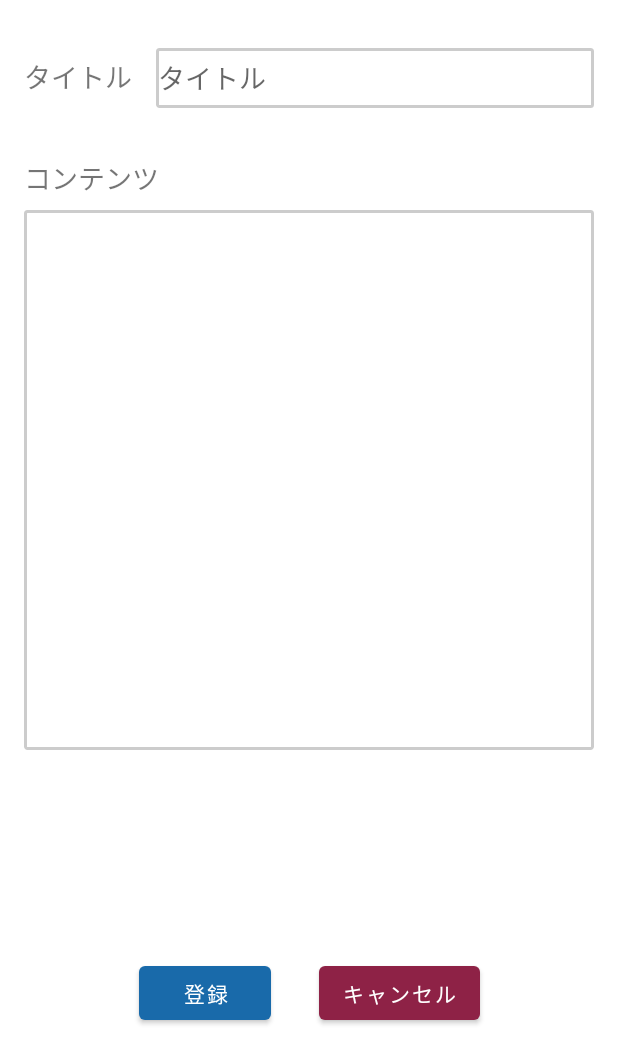
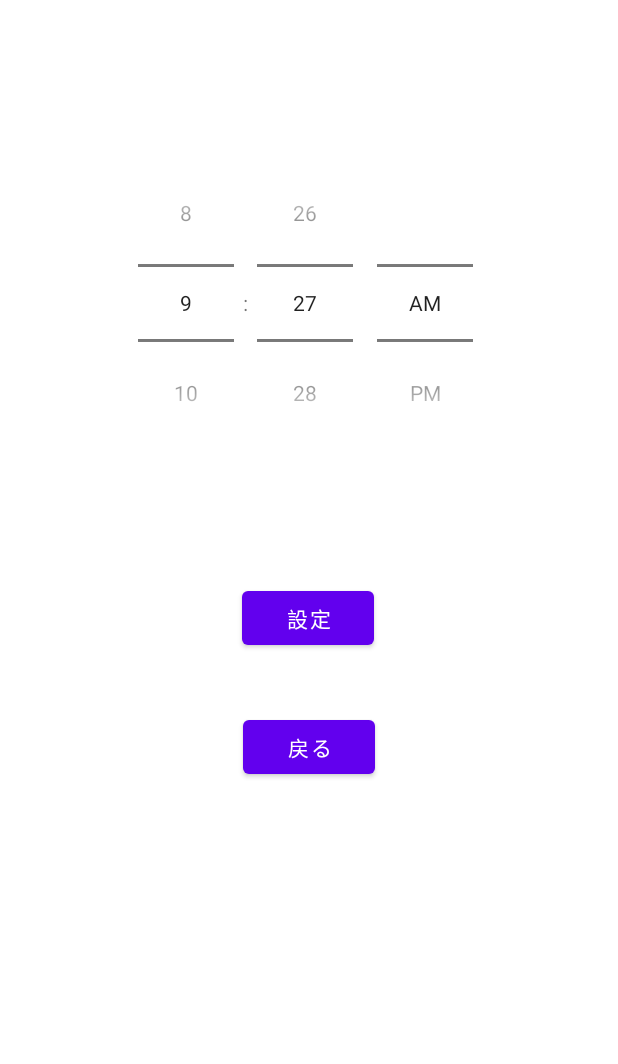
Before and after one commit to wakij/AlarmClock, an Android app: the TextActivity screen opened directly, with no data from a screen before it, on a phone screen of 412 x 824 dp. Shown: the top 1064 px of the screen. Run offline under Robolectric (Android 15) with nearby library versions, the phone set to English and light mode, and no system bars.

Commit message:
no message

```diff
--- a/AlarmClock/app/src/main/AndroidManifest.xml
+++ b/AlarmClock/app/src/main/AndroidManifest.xml
@@ -9,7 +9,7 @@
         android:roundIcon="@mipmap/ic_launcher_round"
         android:supportsRtl="true"
         android:theme="@style/Theme.AlarmClock">
-        <activity android:name=".titile">
+        <activity android:name=".title">
             <intent-filter>
                 <action android:name="android.intent.action.MAIN" />
 
--- a/AlarmClock/app/src/main/java/com/example/alarmclock/DBContract.java
+++ b/AlarmClock/app/src/main/java/com/example/alarmclock/DBContract.java
@@ -11,8 +11,7 @@ public final class DBContract {
     public static class DBEntry implements BaseColumns {
         // BaseColumns インターフェースを実装することで、内部クラスは_IDを継承できる
         public static final String TABLE_NAME           = "samp_tbl";
-        public static final String COLUMN_NAME_HOUR    = "hour";
-        public static final String COLUMN_NAME_MINUTES = "minutes";
+        public static final String COLUMN_NAME_TIME    = "time";
         public static final String COLUMN_NAME_UPDATE   = "up_date";
     }
 }
--- a/AlarmClock/app/src/main/java/com/example/alarmclock/SampDatabaseHelper.java
+++ b/AlarmClock/app/src/main/java/com/example/alarmclock/SampDatabaseHelper.java
@@ -25,8 +25,7 @@ public class SampDatabaseHelper extends SQLiteOpenHelper {
         db.execSQL(
                 "CREATE TABLE "+ DBContract.DBEntry.TABLE_NAME + " (" +
                         DBContract.DBEntry._ID + " INTEGER PRIMARY KEY, " +
-                        DBContract.DBEntry.COLUMN_NAME_HOUR + " TEXT default '', " +
-                        DBContract.DBEntry.COLUMN_NAME_MINUTES + " TEXT default '', " +
+                        DBContract.DBEntry.COLUMN_NAME_TIME + " TEXT default '', " +
                         DBContract.DBEntry.COLUMN_NAME_UPDATE + " INTEGER DEFAULT (datetime(CURRENT_TIMESTAMP,'localtime'))) ");
 
         // トリガーを作成
--- a/AlarmClock/app/src/main/java/com/example/alarmclock/TextActivity.java
+++ b/AlarmClock/app/src/main/java/com/example/alarmclock/TextActivity.java
@@ -3,50 +3,73 @@ package com.example.alarmclock;
 import android.content.ContentValues;
 import android.content.Intent;
 import android.database.sqlite.SQLiteDatabase;
+import android.os.Build;
 import android.os.Bundle;
+import android.os.Debug;
+import android.util.Log;
 import android.view.View;
+import android.widget.Button;
 import android.widget.EditText;
+import android.widget.TimePicker;
 
+
+import androidx.annotation.RequiresApi;
 import androidx.appcompat.app.AppCompatActivity;
 
 public class TextActivity extends AppCompatActivity {
     private int id = 0;
-    private EditText editTitle = null;
-    private EditText editContents = null;
 
+    private Button setbtn = null;
+
+    private Button backbtn = null;
+
+
+    private TimePicker timePicker = null;
+
+    @RequiresApi(api = Build.VERSION_CODES.M)
     @Override
     protected void onCreate(Bundle savedInstanceState) {
         super.onCreate(savedInstanceState);
         setContentView(R.layout.activity_text);
 
         // ビューオブジェクトを取得
-        editTitle = findViewById(R.id.editTitle);
-        editContents = findViewById(R.id.editContents);
+
+        timePicker = findViewById(R.id.time_picker);
+
+        setbtn = findViewById(R.id.setbtn);
+//
+        backbtn = findViewById(R.id.backbtn);
+
 
         // インテントを取得
-        Intent intent = getIntent();
+       Intent intent = getIntent();
+//
+//        //intentのデータを取得(データがない場合、第２引数の 0 が返る)
+        id = intent.getIntExtra(DBContract.DBEntry._ID,0);
+        String time = intent.getStringExtra(DBContract.DBEntry.COLUMN_NAME_TIME);
+      //  Log.i("test",time);
+     //   String [] hour_minutes=time.split(":");
+//
+//
+//        // データ更新の場合
+//        if (id > 0){
+//            timePicker.setHour(Integer.parseInt(String.valueOf(hour_minutes)));
+//
+//        }
+  }
 
-        //intentのデータを取得(データがない場合、第２引数の 0 が返る)
-        id = intent.getIntExtra(DBContract.DBEntry._ID,0);
-        String title = intent.getStringExtra(DBContract.DBEntry.COLUMN_NAME_TITLE);
-        String contents = intent.getStringExtra(DBContract.DBEntry.COLUMN_NAME_CONTENTS);
-
-        // データ更新の場合
-        if (id > 0){
-            editTitle.setText(title);
-            editContents.setText(contents);
-        }
-    }
-
-    // 「登録」ボタン　タップ時に呼び出されるメソッド
+        // 「設定」ボタン　タップ時に呼び出されるメソッド
+    @RequiresApi(api = Build.VERSION_CODES.M)
     public void btnReg_onClick(View view) {
 
         // ヘルパーを準備
         SampDatabaseHelper helper = new SampDatabaseHelper(this);
 
+
+
+
         // 入力欄に入力されたタイトルとコンテンツを取得
-        String title    = editTitle.getText().toString();
-        String contents = editContents.getText().toString();
+        String time    = Integer.valueOf(timePicker.getHour()).toString()+":"+Integer.valueOf(timePicker.getMinute()).toString();
 
         // 書き込みモードでデータベースをオープン
         try (SQLiteDatabase db = helper.getWritableDatabase()) {
@@ -54,8 +77,8 @@ public class TextActivity extends AppCompatActivity {
             // 入力されたタイトルとコンテンツをContentValuesに設定
             // ContentValuesは、項目名と値をセットで保存できるオブジェクト
             ContentValues cv = new ContentValues();
-            cv.put(DBContract.DBEntry.COLUMN_NAME_TITLE, title);
-            cv.put(DBContract.DBEntry.COLUMN_NAME_CONTENTS, contents);
+            cv.put(DBContract.DBEntry.COLUMN_NAME_TIME, time);
+
 
             if(id == 0) {
                 // データ新規登録
@@ -70,11 +93,13 @@ public class TextActivity extends AppCompatActivity {
         finish();
     }
 
-    // 「キャンセル」ボタン　タップ時に呼び出されるメソッド
-    public void btnCancel_onClick(View view) {
+    // 「戻る」ボタン　タップ時に呼び出されるメソッド
+    public void onBack(View view) {
 
         // TextActivityを終了
         finish();
     }
 
+
+
 }
--- a/AlarmClock/app/src/main/res/layout/activity_text.xml
+++ b/AlarmClock/app/src/main/res/layout/activity_text.xml
@@ -1,99 +1,57 @@
 <?xml version="1.0" encoding="utf-8"?>
-<androidx.constraintlayout.widget.ConstraintLayout
-    xmlns:android="http://schemas.android.com/apk/res/android"
+<androidx.constraintlayout.widget.ConstraintLayout xmlns:android="http://schemas.android.com/apk/res/android"
     xmlns:app="http://schemas.android.com/apk/res-auto"
+    xmlns:tools="http://schemas.android.com/tools"
     android:layout_width="match_parent"
-    android:layout_height="match_parent">
+    android:layout_height="match_parent"
+    tools:context=".TextActivity">
 
-    <TextView
-        android:id="@+id/textTitle"
+    <!--    <EditText-->
+    <!--        android:id="@+id/alarm_name"-->
+    <!--        android:layout_width="wrap_content"-->
+    <!--        android:layout_height="wrap_content"-->
+    <!--        android:layout_marginStart="20dp"-->
+    <!--        android:layout_marginLeft="20dp"-->
+    <!--        android:layout_marginTop="8dp"-->
+    <!--        android:text="無題"-->
+    <!--        app:layout_constraintStart_toStartOf="@+id/setbtn"-->
+    <!--        app:layout_constraintTop_toBottomOf="@+id/time_picker" />-->
+
+    <TimePicker
+        android:id="@+id/time_picker"
         android:layout_width="wrap_content"
         android:layout_height="wrap_content"
-        android:layout_marginStart="16dp"
-        android:text="@string/title"
-        android:textSize="18sp"
-        app:layout_constraintBaseline_toBaselineOf="@+id/editTitle"
-        app:layout_constraintEnd_toStartOf="@+id/editTitle"
+        android:layout_marginStart="76dp"
+        android:layout_marginLeft="76dp"
+        android:layout_marginTop="96dp"
+        android:timePickerMode="spinner"
         app:layout_constraintStart_toStartOf="parent"
-        android:layout_marginLeft="16dp" />
-
-    <EditText
-        android:id="@+id/editTitle"
-        android:layout_width="0dp"
-        android:layout_height="40dp"
-        android:layout_marginEnd="16dp"
-        android:layout_marginStart="16dp"
-        android:layout_marginTop="32dp"
-        android:background="@drawable/frame_border"
-        android:hint="@string/title"
-        android:importantForAutofill="no"
-        android:inputType="text"
-        app:layout_constraintEnd_toEndOf="parent"
-        app:layout_constraintStart_toEndOf="@+id/textTitle"
         app:layout_constraintTop_toTopOf="parent" />
 
-    <TextView
-        android:id="@+id/textContents"
-        android:layout_width="0dp"
+    <Button
+        android:id="@+id/setbtn"
+        android:layout_width="wrap_content"
         android:layout_height="wrap_content"
-        android:layout_marginStart="16dp"
-        android:layout_marginTop="40dp"
-        android:text="@string/contents"
-        android:textSize="18sp"
+        android:layout_marginTop="80dp"
+        android:text="設定"
+        android:onClick="btnReg_onClick"
+        app:layout_constraintEnd_toEndOf="parent"
+        app:layout_constraintHorizontal_bias="0.498"
         app:layout_constraintStart_toStartOf="parent"
-        app:layout_constraintTop_toBottomOf="@+id/textTitle"
-        android:layout_marginLeft="16dp" />
-
-    <EditText
-        android:id="@+id/editContents"
-        android:layout_width="0dp"
-        android:layout_height="360dp"
-        android:layout_marginEnd="16dp"
-        android:layout_marginStart="16dp"
-        android:layout_marginTop="8dp"
-        android:background="@drawable/frame_border"
-        android:gravity="start|top"
-        android:importantForAutofill="no"
-        android:inputType="textMultiLine"
-        android:labelFor="@id/textContents"
-        app:layout_constraintEnd_toEndOf="parent"
-        app:layout_constraintHorizontal_bias="1.0"
-        app:layout_constraintStart_toStartOf="parent"
-        app:layout_constraintTop_toBottomOf="@+id/textContents" />
+        app:layout_constraintTop_toBottomOf="@+id/time_picker" />
 
     <Button
-        android:id="@+id/btn_reg"
+        android:id="@+id/backbtn"
         android:layout_width="wrap_content"
         android:layout_height="wrap_content"
-        android:layout_marginStart="100dp"
-        android:layout_marginLeft="100dp"
-        android:layout_marginTop="16dp"
-        android:layout_marginEnd="16dp"
-        android:layout_marginRight="16dp"
-        android:layout_marginBottom="16dp"
-        android:onClick="btnReg_onClick"
-        android:text="@string/reg"
-        app:backgroundTint="#196AAA"
-        app:layout_constraintBottom_toBottomOf="parent"
-        app:layout_constraintEnd_toStartOf="@+id/btn_cancel"
+        android:layout_marginTop="38dp"
+        android:text="戻る"
+        android:onClick="onBack"
+        app:layout_constraintEnd_toEndOf="parent"
         app:layout_constraintStart_toStartOf="parent"
-        app:layout_constraintTop_toBottomOf="@+id/editContents" />
+        app:layout_constraintTop_toBottomOf="@+id/setbtn" />
 
-    <Button
-        android:id="@+id/btn_cancel"
-        android:layout_width="wrap_content"
-        android:layout_height="wrap_content"
-        android:layout_marginStart="16dp"
-        android:layout_marginLeft="16dp"
-        android:layout_marginTop="16dp"
-        android:layout_marginEnd="100dp"
-        android:layout_marginRight="100dp"
-        android:layout_marginBottom="16dp"
-        android:onClick="btnCancel_onClick"
-        android:text="@string/cancel"
-        app:backgroundTint="#8E2246"
-        app:layout_constraintBottom_toBottomOf="parent"
-        app:layout_constraintEnd_toEndOf="parent"
-        app:layout_constraintStart_toEndOf="@+id/btn_reg"
-        app:layout_constraintTop_toBottomOf="@+id/editContents" />
+
+
+
 </androidx.constraintlayout.widget.ConstraintLayout>
```
Also changed, not shown: AlarmClock/app/src/main/java/com/example/alarmclock/ListAdapter.java (deleted, +0 -82 lines), AlarmClock/app/src/main/java/com/example/alarmclock/MainActivity.java (+4 -4 lines), AlarmClock/app/src/main/res/layout/activity_main.xml (+6 -6 lines), AlarmClock/app/src/main/res/layout/wakeup.xml (deleted, +0 -55 lines).
